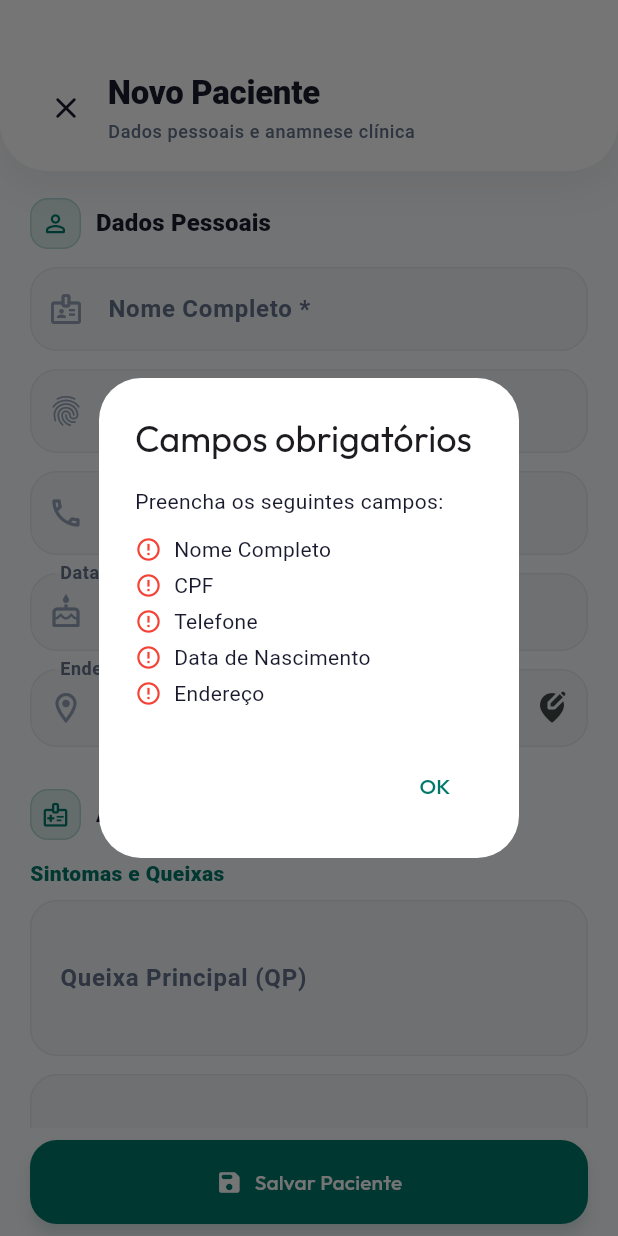
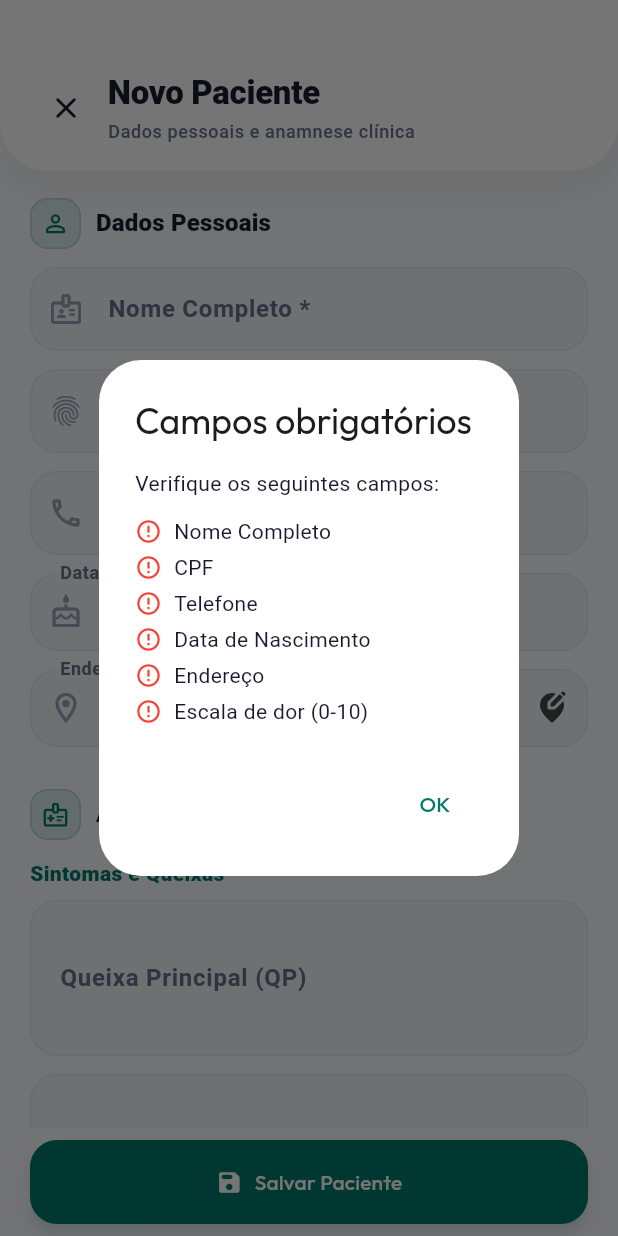
Before and after one commit to lacerdaRodrigo/app-fisio2, a Flutter app: the TelaCadastroPaciente screen opened directly, after a tap on "Salvar Paciente", on a phone screen of 412 x 824 dp. Run offline on Flutter 3.47's test engine with Material 3 defaults, Android fonts, the phone set to English and light mode, and no system bars; our stand-ins replace flutter_riverpod, google_fonts, google_sign_in, mask_text_input_formatter, shared_preferences, speech_to_text; missing offline and left inert: googleapis; accounts and stored records are empty.

Commit message:
Popup único de validação para todos os campos obrigatórios
Mudanças em _listarCamposFaltando():
- Agora verifica campos vazios E formato inválido de uma vez
- Adiciona "CPF inválido" se CPF não passar na validação
- Adiciona "Telefone inválido (mínimo 10 dígitos)" se < 10 dígitos
- Adiciona "Escala de dor (0-10)" se campo vazio
- Texto do dialog mudou de "Preencha" para "Verifique"

Removido de _salvarPaciente():
- SnackBar para escala de dor vazia
- SnackBar para CPF inválido
- SnackBar para telefone < 10 dígitos
- Declaração duplicada de cpf (usa _cpfController.text.trim())

Resultado: Um único popup com TODOS os erros, ao invés de múltiplos SnackBars sequenciais.

Co-Authored-By: Claude Haiku 4.5 <noreply@anthropic.com>

```diff
--- a/lib/telas/tela_cadastro_paciente.dart
+++ b/lib/telas/tela_cadastro_paciente.dart
@@ -462,11 +462,28 @@ class _TelaCadastroPacienteState extends ConsumerState<TelaCadastroPaciente> {
 
   List<String> _listarCamposFaltando() {
     final faltando = <String>[];
+
     if (_nomeController.text.trim().isEmpty) faltando.add('Nome Completo');
-    if (_cpfController.text.trim().isEmpty) faltando.add('CPF');
-    if (_telefoneController.text.trim().isEmpty) faltando.add('Telefone');
+
+    final cpfTexto = _cpfController.text.trim();
+    if (cpfTexto.isEmpty) {
+      faltando.add('CPF');
+    } else {
+      final cpfLimpo = cpfTexto.replaceAll(RegExp(r'[^\d]'), '');
+      if (!ValidadorCpf.validar(cpfLimpo)) faltando.add('CPF inválido');
+    }
+
+    final digitosTel = _telefoneController.text.trim().replaceAll(RegExp(r'[^\d]'), '');
+    if (digitosTel.isEmpty) {
+      faltando.add('Telefone');
+    } else if (digitosTel.length < 10) {
+      faltando.add('Telefone inválido (mínimo 10 dígitos)');
+    }
+
     if (_dataNascimento == null) faltando.add('Data de Nascimento');
     if (_enderecoCompleto.isEmpty) faltando.add('Endereço');
+    if (_dorController.text.trim().isEmpty) faltando.add('Escala de dor (0-10)');
+
     return faltando;
   }
 
@@ -480,7 +497,7 @@ class _TelaCadastroPacienteState extends ConsumerState<TelaCadastroPaciente> {
           mainAxisSize: MainAxisSize.min,
           crossAxisAlignment: CrossAxisAlignment.start,
           children: [
-            const Text('Preencha os seguintes campos:'),
+            const Text('Verifique os seguintes campos:'),
             const SizedBox(height: 12),
             ...campos.map(
               (c) => Padding(
@@ -517,45 +534,10 @@ class _TelaCadastroPacienteState extends ConsumerState<TelaCadastroPaciente> {
       return;
     }
 
-    if (_dorController.text.trim().isEmpty) {
-      ScaffoldMessenger.of(context).showSnackBar(
-        const SnackBar(
-          content: Text('Informe a intensidade da dor'),
-          backgroundColor: Colors.red,
-        ),
-      );
-      return;
-    }
-
-    final cpf = _cpfController.text.trim();
-    final cpfLimpo = cpf.replaceAll(RegExp(r'[^\d]'), '');
-    if (!ValidadorCpf.validar(cpfLimpo)) {
-      ScaffoldMessenger.of(context).showSnackBar(
-        const SnackBar(
-          content: Text('CPF inválido.'),
-          backgroundColor: Colors.red,
-        ),
-      );
-      return;
-    }
-
-    final digitosTel = _telefoneController.text.trim().replaceAll(
-      RegExp(r'[^\d]'),
-      '',
-    );
-    if (digitosTel.length < 10) {
-      ScaffoldMessenger.of(context).showSnackBar(
-        const SnackBar(
-          content: Text('Telefone deve ter pelo menos 10 dígitos.'),
-          backgroundColor: Colors.red,
-        ),
-      );
-      return;
-    }
-
     setState(() => _salvando = true);
 
     final pacientes = ref.read(provedorListaPacientes);
+    final cpfLimpo = _cpfController.text.trim().replaceAll(RegExp(r'[^\d]'), '');
     final cpfJaCadastrado = pacientes.any(
       (p) => p.cpf.replaceAll(RegExp(r'[^\d]'), '') == cpfLimpo,
     );
@@ -585,7 +567,7 @@ class _TelaCadastroPacienteState extends ConsumerState<TelaCadastroPaciente> {
       nome: _nomeController.text.trim(),
       telefone: _telefoneController.text.trim(),
       dataNascimento: _dataNascimento!,
-      cpf: cpf,
+      cpf: _cpfController.text.trim(),
       endereco: _enderecoCompleto,
       queixaPrincipal: _queixaController.text.trim().isEmpty
           ? null
```
